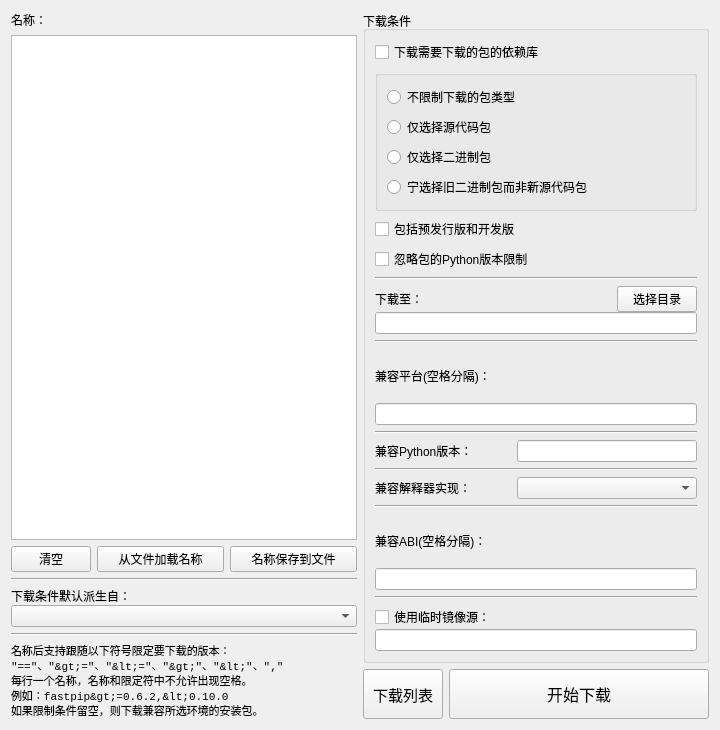
This is interface/download_package.ui in hrpzcf/AwesomePyKit as Qt 5 draws it before an edit. The edited form follows.
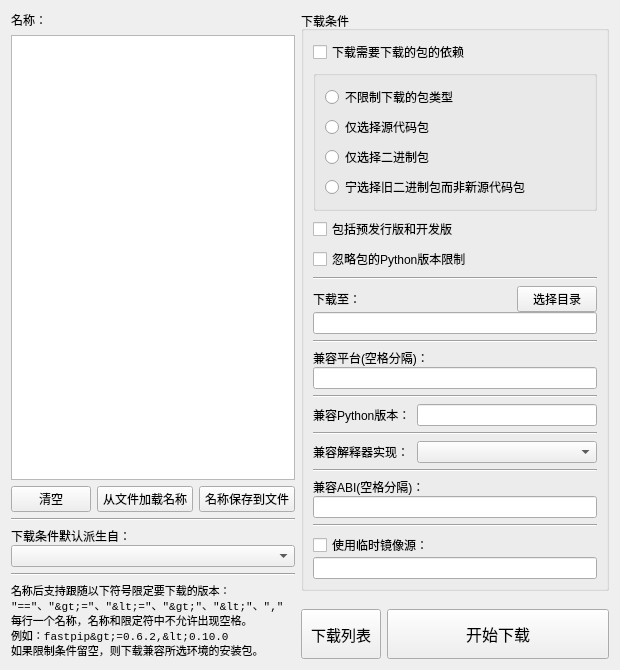
This is the edited form.

Commit message: 更新模块下载器窗口

```diff
--- a/interface/download_package.ui
+++ b/interface/download_package.ui
@@ -9,22 +9,10 @@
    <rect>
     <x>0</x>
     <y>0</y>
-    <width>720</width>
-    <height>730</height>
+    <width>620</width>
+    <height>670</height>
    </rect>
   </property>
-  <property name="minimumSize">
-   <size>
-    <width>720</width>
-    <height>730</height>
-   </size>
-  </property>
-  <property name="maximumSize">
-   <size>
-    <width>720</width>
-    <height>730</height>
-   </size>
-  </property>
   <property name="font">
    <font>
     <family>Microsoft YaHei UI</family>
@@ -33,7 +21,7 @@
   <property name="windowTitle">
    <string>模块安装包下载器</string>
   </property>
-  <layout class="QHBoxLayout" name="horizontalLayout_7">
+  <layout class="QVBoxLayout" name="verticalLayout_14">
    <item>
     <layout class="QHBoxLayout" name="horizontalLayout_6">
      <item>
@@ -178,7 +166,7 @@
                <string>对于名称编辑区中的每一个需要下载的模块，是否同时下载模块的依赖库。</string>
               </property>
               <property name="text">
-               <string>下载需要下载的包的依赖库</string>
+               <string>下载需要下载的包的依赖</string>
               </property>
              </widget>
             </item>
@@ -526,6 +514,19 @@
          </layout>
         </widget>
        </item>
+       <item>
+        <spacer name="verticalSpacer">
+         <property name="orientation">
+          <enum>Qt::Vertical</enum>
+         </property>
+         <property name="sizeHint" stdset="0">
+          <size>
+           <width>20</width>
+           <height>40</height>
+          </size>
+         </property>
+        </spacer>
+       </item>
        <item>
         <layout class="QHBoxLayout" name="horizontalLayout_4" stretch="0,1">
          <item>
```
The commit also changes 1 other file.
